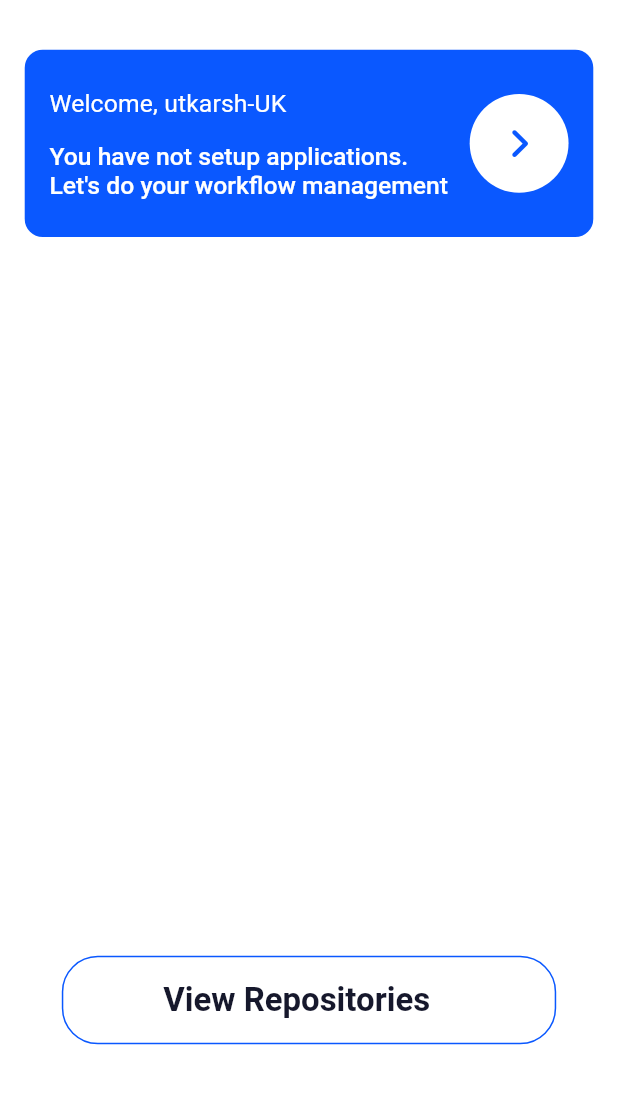
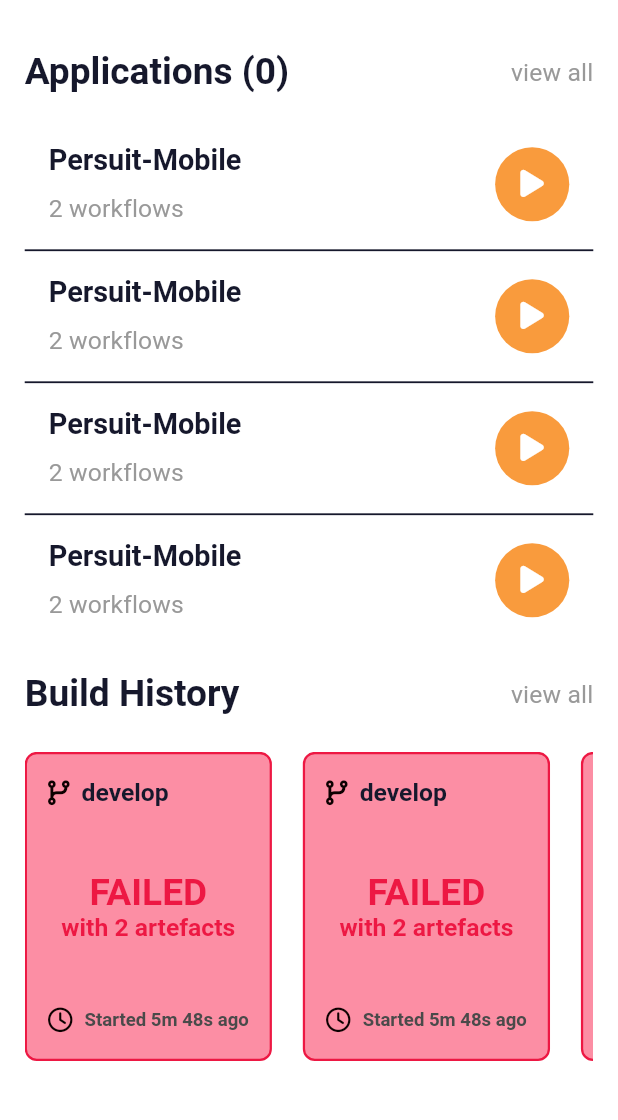
Before and after one commit to utkarsh-UK/ccalibre, a Flutter app: the HomeScreen screen opened directly, on a phone screen of 412 x 824 dp, the part 83-1203 px from its top. Run offline on Flutter 3.47's test engine with Material 2 defaults, Android fonts, the phone set to English and light mode, and no system bars; our stand-ins replace dartz, equatable, font_awesome_flutter, get, get_storage; accounts and stored records are empty.

Commit message:
home screen: apps and builds

```diff
--- a/lib/core/theme/colors.dart
+++ b/lib/core/theme/colors.dart
@@ -13,4 +13,7 @@ const Color primaryButtonTextColor = Color(0xFFFFFFFF);
 const Color backgroundColor = Color(0xFFFFFFFF);
 const Color iconColor = Color(0xFF0c0000);
 const Color borderColor = Color(0xFFeeeeee);
+
+const Color cardBackgroundRedColor = Color(0xFFFC8EA4);
+const Color cardBackgroundYellowColor = Color(0xFFFCC48B);
 const Color cardBackgroundGreenColor = Color(0xFF6bcb77);
--- a/lib/main.dart
+++ b/lib/main.dart
@@ -1,4 +1,6 @@
 import 'package:ccalibre/core/theme/theme.dart';
+import 'package:ccalibre/presentation/screens/home/binding.dart';
+import 'package:ccalibre/presentation/screens/home/view.dart';
 import 'package:ccalibre/presentation/screens/onboard/bindings.dart';
 import 'package:ccalibre/presentation/screens/onboard/upload_token.dart';
 import 'package:flutter/material.dart';
@@ -9,6 +11,8 @@ void main() async {
   // await GetStorage.init();
   // await Get.putAsync(() => StorageService().init());
   // DependencyInjector().inject();
+
+  HomeBinding().dependencies();
 
   runApp(const MyApp());
 }
@@ -26,8 +30,7 @@ class MyApp extends StatelessWidget {
       title: 'CCalibre',
       debugShowCheckedModeBanner: false,
       theme: ApplicationTheme.getAppThemeData(),
-      home: const UploadToken(),
-      initialBinding:  OnboardBinding(),
+      home: HomeScreen(),
     );
   }
 }
--- a/lib/presentation/screens/home/controller.dart
+++ b/lib/presentation/screens/home/controller.dart
@@ -1,5 +1,8 @@
 import 'package:get/get.dart';
 
 class HomeController extends GetxController {
+  final areApplicationsAdded = true.obs;
+  final applications = [].obs;
 
+  void setApplicationsAdded(bool value) => areApplicationsAdded.value = value;
 }
--- a/lib/presentation/screens/home/view.dart
+++ b/lib/presentation/screens/home/view.dart
@@ -1,12 +1,18 @@
 import 'package:ccalibre/core/utils/extensions.dart';
+import 'package:ccalibre/presentation/screens/home/controller.dart';
+import 'package:ccalibre/presentation/screens/home/widgets/applications.dart';
+import 'package:ccalibre/presentation/screens/home/widgets/build_history.dart';
 import 'package:ccalibre/presentation/screens/home/widgets/empty_apps.dart';
 import 'package:ccalibre/presentation/widgets/app_scaffold.dart';
 import 'package:ccalibre/presentation/widgets/custom_top_bar.dart';
 import 'package:ccalibre/presentation/widgets/secondary_action_button.dart';
 import 'package:flutter/material.dart';
+import 'package:get/get.dart';
 
 class HomeScreen extends StatelessWidget {
-  const HomeScreen({Key? key}) : super(key: key);
+  final HomeController _homeController = Get.find<HomeController>();
+
+  HomeScreen({Key? key}) : super(key: key);
 
   @override
   Widget build(BuildContext context) {
@@ -14,11 +20,30 @@ class HomeScreen extends StatelessWidget {
       children: [
         const CustomTopBar(),
         SizedBox(height: 8.0.wp),
-        const EmptyApps(),
-        const Spacer(),
-        Container(
-          margin: EdgeInsets.symmetric(horizontal: 6.0.wp),
-          child: const SecondaryActionButton(label: 'View Repositories'),
+        Obx(
+          () => _homeController.areApplicationsAdded.value
+              ? Applications()
+              : const EmptyApps(),
+        ),
+        SizedBox(height: 6.0.wp),
+        Obx(
+          () => _homeController.areApplicationsAdded.value
+              ? BuildHistory()
+              : const EmptyApps(),
+        ),
+        SizedBox(height: 6.0.wp),
+        Obx(
+          () => _homeController.areApplicationsAdded.value
+              ? Container(
+                  margin: EdgeInsets.symmetric(horizontal: 6.0.wp),
+                  child: const SecondaryActionButton(
+                      label: 'Create New Application'),
+                )
+              : Container(
+                  margin: EdgeInsets.symmetric(horizontal: 6.0.wp),
+                  child:
+                      const SecondaryActionButton(label: 'View Repositories'),
+                ),
         ),
       ],
     );
--- /dev/null
+++ b/lib/presentation/screens/home/widgets/applications.dart
@@ -0,0 +1,77 @@
+import 'package:ccalibre/core/theme/colors.dart';
+import 'package:ccalibre/core/utils/extensions.dart';
+import 'package:ccalibre/presentation/screens/home/controller.dart';
+import 'package:flutter/material.dart';
+import 'package:font_awesome_flutter/font_awesome_flutter.dart';
+import 'package:get/get.dart';
+
+class Applications extends StatelessWidget {
+  final HomeController _homeController = Get.find<HomeController>();
+
+  final bool isHeadingShown;
+
+  Applications({Key? key, this.isHeadingShown = true}) : super(key: key);
+
+  @override
+  Widget build(BuildContext context) {
+    final textTheme = Theme.of(context).textTheme;
+
+    return Obx(
+      () => Column(
+        children: [
+          if (isHeadingShown)
+            Row(
+              mainAxisAlignment: MainAxisAlignment.spaceBetween,
+              children: [
+                Text(
+                  'Applications (${_homeController.applications.length})',
+                  style: textTheme.headline5,
+                ),
+                Text(
+                  'view all',
+                  style: textTheme.subtitle2!.copyWith(
+                    color: bodyTextColor,
+                  ),
+                ),
+              ],
+            ),
+          SizedBox(height: 6.0.wp),
+          ListView.separated(
+            shrinkWrap: true,
+            physics: const NeverScrollableScrollPhysics(),
+            itemCount: 4,
+            separatorBuilder: (_, __) =>
+                const Divider(color: Color(0xFF16182C), thickness: 1.2),
+            itemBuilder: (_, index) => ListTile(
+              title: Text(
+                'Persuit-Mobile',
+                style: textTheme.headline6!.copyWith(
+                  fontSize: 14.0.sp,
+                  fontWeight: FontWeight.w600,
+                ),
+              ),
+              subtitle: Text(
+                '2 workflows',
+                style: textTheme.subtitle2!.copyWith(
+                  fontSize: 12.0.sp,
+                  height: 2.0,
+                ),
+              ),
+              trailing: CircleAvatar(
+                radius: 6.0.wp,
+                backgroundColor: accentColor,
+                child: Center(
+                  child: FaIcon(
+                    FontAwesomeIcons.play,
+                    color: Colors.white,
+                    size: 5.0.wp,
+                  ),
+                ),
+              ),
+            ),
+          ),
+        ],
+      ),
+    );
+  }
+}
--- /dev/null
+++ b/lib/presentation/screens/home/widgets/build_history.dart
@@ -0,0 +1,130 @@
+import 'package:ccalibre/core/theme/colors.dart';
+import 'package:ccalibre/core/utils/extensions.dart';
+import 'package:flutter/material.dart';
+import 'package:font_awesome_flutter/font_awesome_flutter.dart';
+
+class BuildHistory extends StatelessWidget {
+  const BuildHistory({Key? key}) : super(key: key);
+
+  @override
+  Widget build(BuildContext context) {
+    final size = MediaQuery.of(context).size;
+    final textTheme = Theme.of(context).textTheme;
+
+    return Column(
+      children: [
+        Row(
+          mainAxisAlignment: MainAxisAlignment.spaceBetween,
+          children: [
+            Text(
+              'Build History',
+              style: textTheme.headline5,
+            ),
+            Text(
+              'view all',
+              style: textTheme.subtitle2!.copyWith(
+                color: bodyTextColor,
+              ),
+            ),
+          ],
+        ),
+        SizedBox(height: 6.0.wp),
+        SizedBox(
+          height: size.height * 0.25,
+          child: ListView.separated(
+            scrollDirection: Axis.horizontal,
+            physics: const BouncingScrollPhysics(),
+            itemCount: 5,
+            separatorBuilder: (_, __) => SizedBox(width: 5.0.wp),
+            itemBuilder: (_, index) => const BuildHistoryItem(),
+          ),
+        ),
+      ],
+    );
+  }
+}
+
+class BuildHistoryItem extends StatelessWidget {
+  const BuildHistoryItem({Key? key}) : super(key: key);
+
+  @override
+  Widget build(BuildContext context) {
+    final size = MediaQuery.of(context).size;
+    final textTheme = Theme.of(context).textTheme;
+
+    return Container(
+      height: size.height * 0.25,
+      width: size.width * 0.4,
+      padding: EdgeInsets.symmetric(horizontal: 2.0.wp, vertical: 0.5.wp),
+      decoration: BoxDecoration(
+        color: cardBackgroundRedColor,
+        border: Border.all(
+          color: logoRedColor,
+          width: 1.5,
+        ),
+        borderRadius: BorderRadius.circular(8.0),
+      ),
+      child: Column(
+        mainAxisAlignment: MainAxisAlignment.spaceBetween,
+        crossAxisAlignment: CrossAxisAlignment.start,
+        children: [
+          TextButton.icon(
+            onPressed: null,
+            style: TextButton.styleFrom(),
+            icon: FaIcon(
+              FontAwesomeIcons.codeBranch,
+              size: 4.0.wp,
+              color: iconColor,
+            ),
+            label: Text(
+              'develop',
+              style: textTheme.button!.copyWith(fontSize: 12.0.sp),
+            ),
+          ),
+          Align(
+            alignment: Alignment.center,
+            child: RichText(
+              text: TextSpan(
+                children: [
+                  TextSpan(
+                    text: 'FAILED\n'.toUpperCase(),
+                    style: textTheme.headline5!.copyWith(
+                      color: logoRedColor,
+                      fontWeight: FontWeight.w600,
+                    ),
+                  ),
+                  TextSpan(
+                    text: 'with 2 artefacts',
+                    style: textTheme.button!.copyWith(
+                      color: logoRedColor,
+                      fontSize: 12.0.sp,
+                    ),
+                  ),
+                ],
+              ),
+              textAlign: TextAlign.center,
+            ),
+          ),
+          TextButton.icon(
+            onPressed: null,
+            style: TextButton.styleFrom(),
+            icon: FaIcon(
+              FontAwesomeIcons.clock,
+              size: 4.0.wp,
+              color: iconColor,
+            ),
+            label: FittedBox(
+              child: Text(
+                'Started 5m 48s ago',
+                style: textTheme.button!.copyWith(
+                  fontSize: 10.0.sp,
+                  color: const Color(0xFF4A4A4A),
+                ),
+              ),
+            ),
+          ),
+        ],
+      ),
+    );
+  }
+}
--- a/lib/presentation/screens/onboard/github_username.dart
+++ b/lib/presentation/screens/onboard/github_username.dart
@@ -106,6 +106,6 @@ class GithubUsername extends StatelessWidget {
   }
 
   void _redirectToHome() {
-    Get.to(() => const HomeScreen());
+    Get.to(() => HomeScreen());
   }
 }
--- a/lib/presentation/widgets/app_scaffold.dart
+++ b/lib/presentation/widgets/app_scaffold.dart
@@ -13,10 +13,10 @@ class AppScaffold extends StatelessWidget {
     return Scaffold(
       backgroundColor: Colors.white,
       body: SafeArea(
-        child: SingleChildScrollView(
-          child: SizedBox(
-            height: size.height - kToolbarHeight,
-            width: size.width,
+        child: SizedBox(
+          height: size.height - kToolbarHeight,
+          width: size.width,
+          child: SingleChildScrollView(
             child: Padding(
               padding: EdgeInsets.symmetric(
                 horizontal: 4.0.wp,
```
